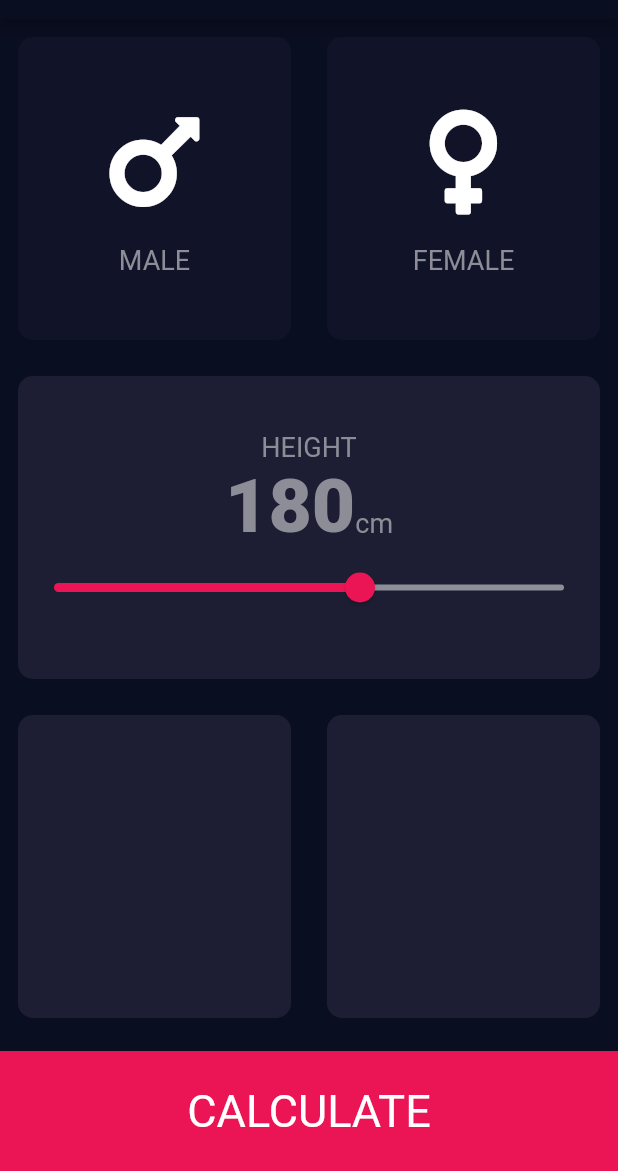
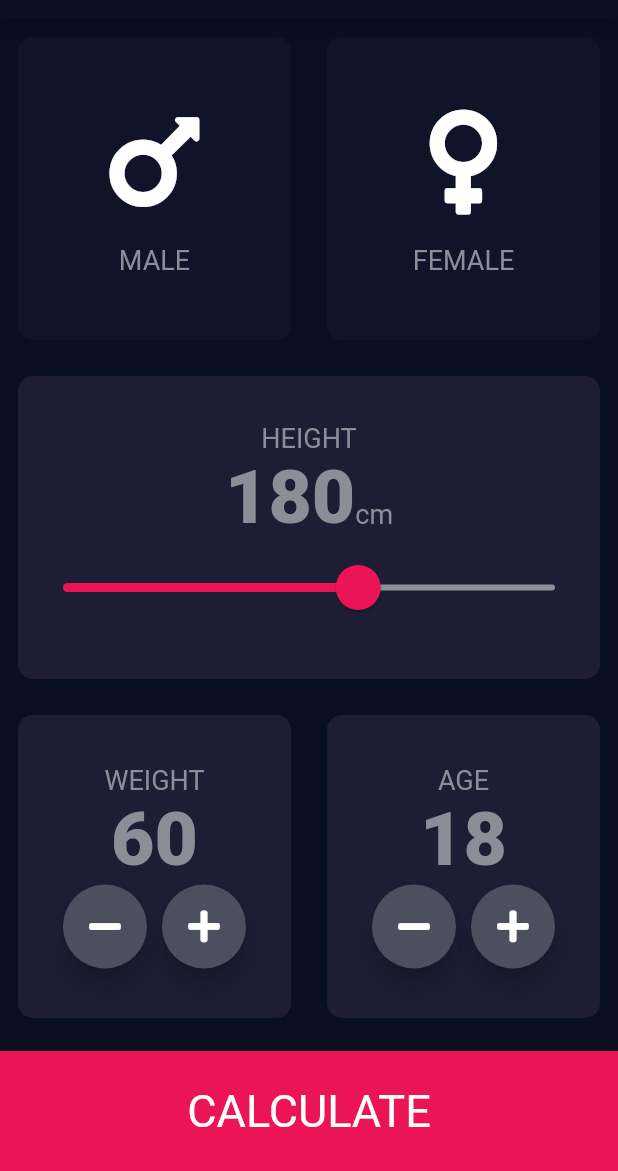
Before and after one commit to gaiyadev/bmi_calculator, a Flutter app: the screen it shows after launch, on a phone screen of 412 x 824 dp, the part 65-1236 px from its top. Run offline on Flutter 3.47's test engine with Material 2 defaults, Android fonts, the phone set to English and light mode, and no system bars; our stand-ins replace font_awesome_flutter.

Commit message:
Creation of custum btn

```diff
--- a/lib/home.dart
+++ b/lib/home.dart
@@ -1,8 +1,9 @@
 import 'package:flutter/material.dart';
 import 'package:font_awesome_flutter/font_awesome_flutter.dart';
-import 'reueableIcon.dart';
+import 'reuseableIcon.dart';
 import 'reusableCard.dart';
 import 'constants.dart';
+import 'roundIconButton.dart';
 
 enum Gender { male, female }
 
@@ -14,6 +15,8 @@ class InputPage extends StatefulWidget {
 class _InputPageState extends State<InputPage> {
   Gender selectedGender;
   int height = 180;
+  int weight = 60;
+  int age = 18;
 
   @override
   Widget build(BuildContext context) {
@@ -86,7 +89,19 @@ class _InputPageState extends State<InputPage> {
                       ),
                     ],
                   ),
-                  Slider(
+                  SliderTheme(
+                    data: SliderTheme.of(context).copyWith(
+                      thumbColor: Color(0XFFB1555),
+                      activeTrackColor: Colors.white,
+                      overlayColor: Color(0X29B1555),
+                      thumbShape: RoundSliderThumbShape(
+                        enabledThumbRadius: 15.0,
+                      ),
+                      overlayShape: RoundSliderOverlayShape(
+                        overlayRadius: 30.0,
+                      ),
+                    ),
+                    child: Slider(
                       value: height.toDouble(),
                       min: kSliderMinValue.toDouble(),
                       max: kSliderMaxValue.toDouble(),
@@ -97,6 +112,7 @@ class _InputPageState extends State<InputPage> {
                       },
                       activeColor: kLSliderActiveColor,
                       inactiveColor: kSliderInactiveColor,
+                    ),
                   )
                 ],
               ),
@@ -108,12 +124,90 @@ class _InputPageState extends State<InputPage> {
               children: [
                 Expanded(
                   child: ReuseableCard(
+                    cardChild: Column(
+                      mainAxisAlignment: MainAxisAlignment.center,
+                      children: [
+                        Text(
+                          'WEIGHT',
+                          style: kLabelColor,
+                        ),
+                        Text(
+                          weight.toString(),
+                          style: kSliderLabelTextColor,
+                        ),
+                        Row(
+                          mainAxisAlignment: MainAxisAlignment.center,
+                          children: [
+                            RoundIconButton(
+                              colour: Colors.white,
+                              onPressed: () {
+                                setState(() {
+                                  weight--;
+                                });
+                              },
+                              icon: FontAwesomeIcons.minus,
+                            ),
+                            SizedBox(
+                              width: 10.0,
+                            ),
+                            RoundIconButton(
+                              colour: Colors.white,
+                              onPressed: () {
+                                setState(() {
+                                  weight++;
+                                });
+                              },
+                              icon: FontAwesomeIcons.plus,
+                            ),
+                          ],
+                        )
+                      ],
+                    ),
                     colour: kActiveCardColor,
                   ),
                 ),
                 Expanded(
                   child: ReuseableCard(
                     colour: kActiveCardColor,
+                    cardChild: Column(
+                      mainAxisAlignment: MainAxisAlignment.center,
+                      children: [
+                        Text(
+                          'AGE',
+                          style: kLabelColor,
+                        ),
+                        Text(
+                          age.toString(),
+                          style: kSliderLabelTextColor,
+                        ),
+                        Row(
+                          mainAxisAlignment: MainAxisAlignment.center,
+                          children: [
+                            RoundIconButton(
+                              colour: Colors.white,
+                              onPressed: () {
+                                setState(() {
+                                  age--;
+                                });
+                              },
+                              icon: FontAwesomeIcons.minus,
+                            ),
+                            SizedBox(
+                              width: 10.0,
+                            ),
+                            RoundIconButton(
+                              colour: Colors.white,
+                              onPressed: () {
+                                setState(() {
+                                  age++;
+                                });
+                              },
+                              icon: FontAwesomeIcons.plus,
+                            ),
+                          ],
+                        )
+                      ],
+                    ),
                   ),
                 )
               ],
--- /dev/null
+++ b/lib/roundIconButton.dart
@@ -0,0 +1,26 @@
+import 'package:flutter/material.dart';
+
+class RoundIconButton extends StatelessWidget {
+  final IconData icon;
+  final Color colour;
+  final Function onPressed;
+  RoundIconButton(
+      {@required this.icon, @required this.onPressed, @required this.colour});
+  @override
+  Widget build(BuildContext context) {
+    return RawMaterialButton(
+      child: Icon(
+        icon,
+        color: colour,
+      ),
+      onPressed: onPressed,
+      elevation: 6.0,
+      shape: CircleBorder(),
+      fillColor: Color(0XFF4C4F5E),
+      constraints: BoxConstraints.tightFor(
+        width: 56.0,
+        height: 56.0,
+      ),
+    );
+  }
+}
```
Also changed, not shown: lib/reuseableIcon.dart (renamed from lib/reueableIcon.dart). Lines whose indentation alone changed are shown as unchanged.
